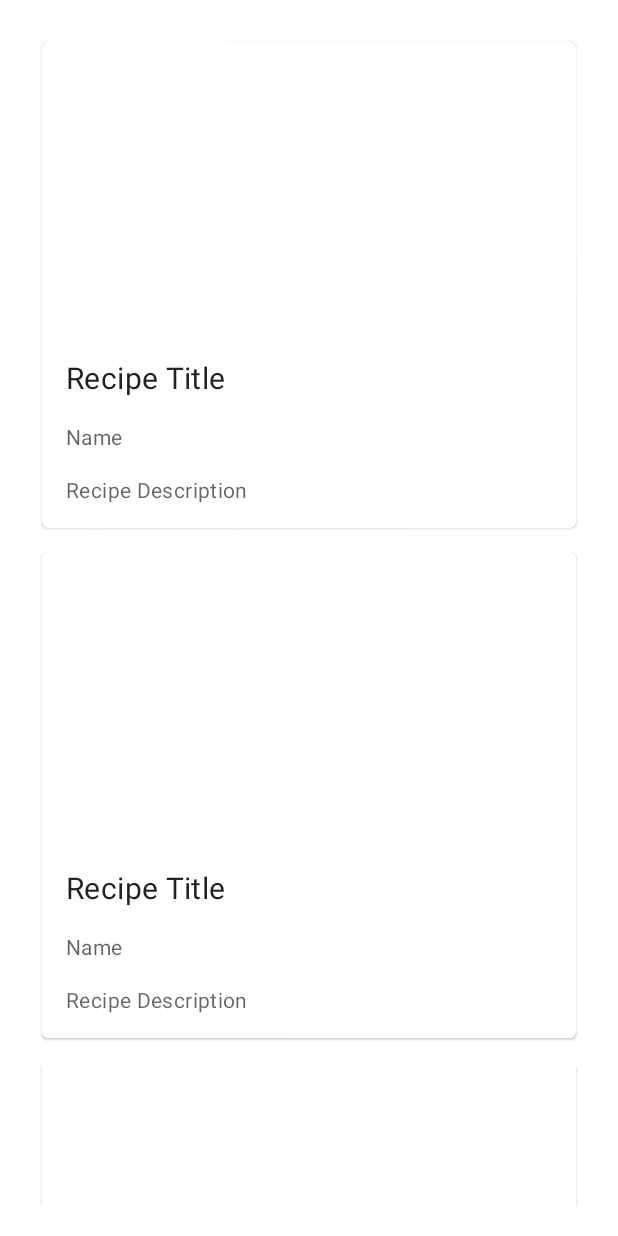
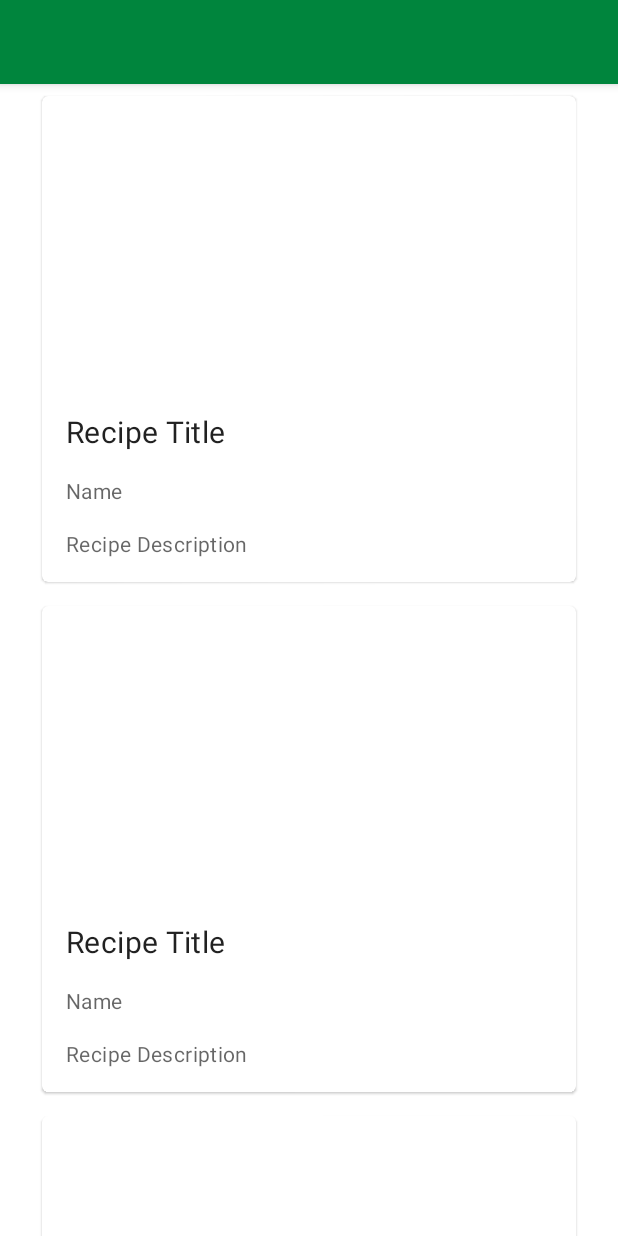
Before and after one commit to LiewJY/recipe_sharing, an Android app: the layout fragment_home.xml on its own in the app's theme, with its tools: preview values and no code run, on a phone screen of 412 x 824 dp. Run offline under Robolectric (Android 15) with nearby library versions, the light colour scheme and no system bars; Roboto replaces fonts that are not available here.

Commit message:
fix blocked UI

```diff
--- a/app/src/main/AndroidManifest.xml
+++ b/app/src/main/AndroidManifest.xml
@@ -1,7 +1,8 @@
 <?xml version="1.0" encoding="utf-8"?>
 <manifest xmlns:android="http://schemas.android.com/apk/res/android"
     package="com.example.andriod.maeassignment">
-    <uses-permission android:name="android.permission.READ_EXTERNAL_STORAGE"/>
+
+    <uses-permission android:name="android.permission.READ_EXTERNAL_STORAGE" />
     <uses-permission android:name="android.permission.INTERNET" />
 
     <application
@@ -11,6 +12,9 @@
         android:roundIcon="@mipmap/ic_launcher_round"
         android:supportsRtl="true"
         android:theme="@style/Theme.MAEAssignment">
+        <activity
+            android:name=".ui.app.RecipeActivity"
+            android:exported="false" />
         <activity
             android:name=".ui.app.AppActivity"
             android:exported="false" />
--- a/app/src/main/java/com/example/andriod/maeassignment/models/Recipe.kt
+++ b/app/src/main/java/com/example/andriod/maeassignment/models/Recipe.kt
@@ -1,6 +1,7 @@
 package com.example.andriod.maeassignment.models
 
 data class Recipe(
+    val id: String = "",
     val userid: String = "", //done
     val title: String = "", //done
     val desc: String = "", //done
--- a/app/src/main/java/com/example/andriod/maeassignment/ui/app/AppActivity.kt
+++ b/app/src/main/java/com/example/andriod/maeassignment/ui/app/AppActivity.kt
@@ -18,7 +18,10 @@ class AppActivity : AppCompatActivity() {
     override fun onCreate(savedInstanceState: Bundle?) {
         super.onCreate(savedInstanceState)
         //hide default bar
+//        (this as AppCompatActivity?)!!.supportActionBar!!.hide()
         supportActionBar?.hide()
+
+        //setSupportActionBar(AppToolbar)
 
 
         binding = ActivityAppBinding.inflate(layoutInflater)
--- a/app/src/main/res/layout/fragment_home.xml
+++ b/app/src/main/res/layout/fragment_home.xml
@@ -4,22 +4,52 @@
     xmlns:tools="http://schemas.android.com/tools">
 
 
+    <FrameLayout
+        android:layout_width="match_parent"
+        android:layout_height="match_parent">
         <androidx.constraintlayout.widget.ConstraintLayout
             android:layout_width="match_parent"
             android:layout_height="match_parent"
-        android:layout_margin="20dp">
+            android:orientation="horizontal">
+           <com.google.android.material.appbar.AppBarLayout
+                android:id="@+id/appBarLayout"
+                android:layout_width="match_parent"
+                android:layout_height="wrap_content"
+                app:layout_constraintEnd_toEndOf="parent"
+                app:layout_constraintStart_toStartOf="parent"
+                app:layout_constraintTop_toTopOf="parent">
+                <com.google.android.material.appbar.MaterialToolbar
+                    android:id="@+id/AppToolbar"
+                    android:layout_width="match_parent"
+                    android:layout_height="wrap_content"
+                    android:background="@color/md_theme_light_primary"
+                    android:minHeight="?attr/actionBarSize"
+                    android:theme="?attr/actionBarTheme" />
+            </com.google.android.material.appbar.AppBarLayout>
 
             <!-- TODO: Update blank fragment layout -->
 
             <androidx.recyclerview.widget.RecyclerView
                 android:id="@+id/recipeRecyclerView"
                 android:layout_width="match_parent"
-            android:layout_height="wrap_content"
+                android:layout_height="match_parent"
+                android:layout_marginTop="56dp"
+                android:layout_marginLeft="20dp"
+                android:layout_marginRight="20dp"
+                app:layout_constraintBottom_toBottomOf="parent"
                 app:layout_constraintEnd_toEndOf="parent"
                 app:layout_constraintStart_toStartOf="parent"
-            app:layout_constraintTop_toTopOf="parent"
-            tools:listitem="@layout/recipes_item" />
+                app:layout_constraintTop_toBottomOf="@+id/appBarLayout"
+                app:layout_constraintVertical_bias="0.0"
+                tools:listitem="@layout/recipes_item">
+
+            </androidx.recyclerview.widget.RecyclerView>
 
         </androidx.constraintlayout.widget.ConstraintLayout>
 
+
+
+
+    </FrameLayout>
+
 </layout>
```
Also changed, not shown: app/src/main/java/com/example/andriod/maeassignment/repository/RecipeRepository.kt (+10 -1 lines), app/src/main/java/com/example/andriod/maeassignment/ui/app/HomeAdapter.kt (+28 -4 lines), app/src/main/java/com/example/andriod/maeassignment/ui/app/HomeFragment.kt (+12 -2 lines), app/src/main/java/com/example/andriod/maeassignment/ui/app/RecipeActivity.kt (added, +12 -0 lines), app/src/main/res/layout/activity_app.xml (+15 -13 lines), app/src/main/res/layout/activity_recipe.xml (added, +9 -0 lines). Lines whose indentation alone changed are shown as unchanged.
